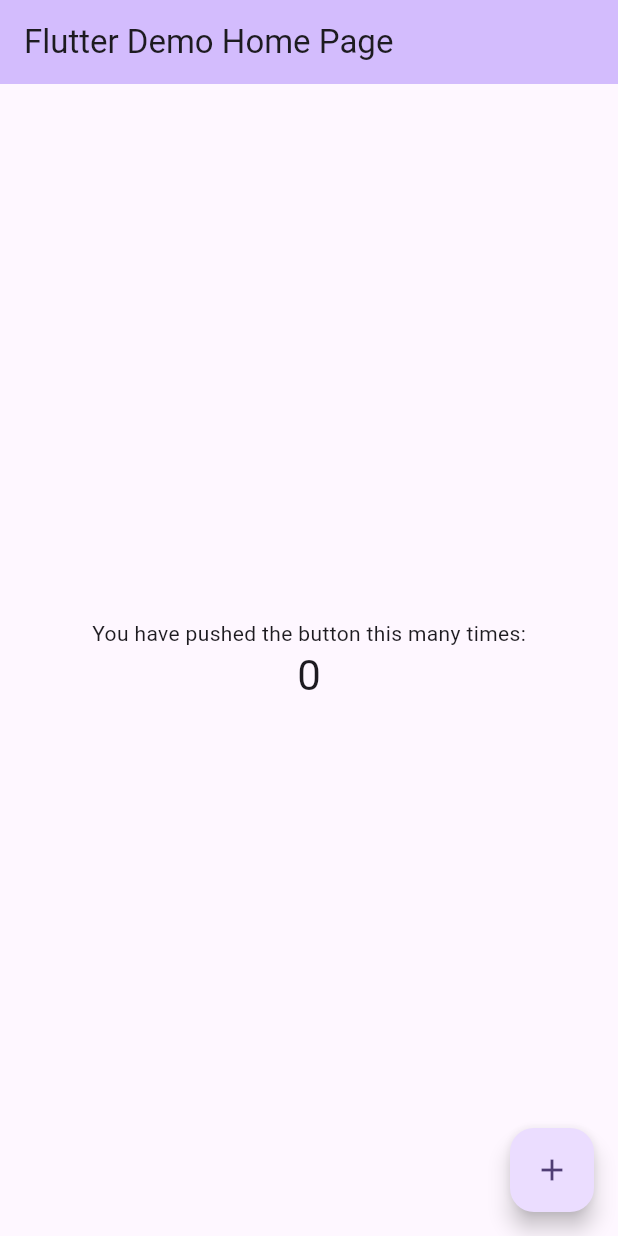
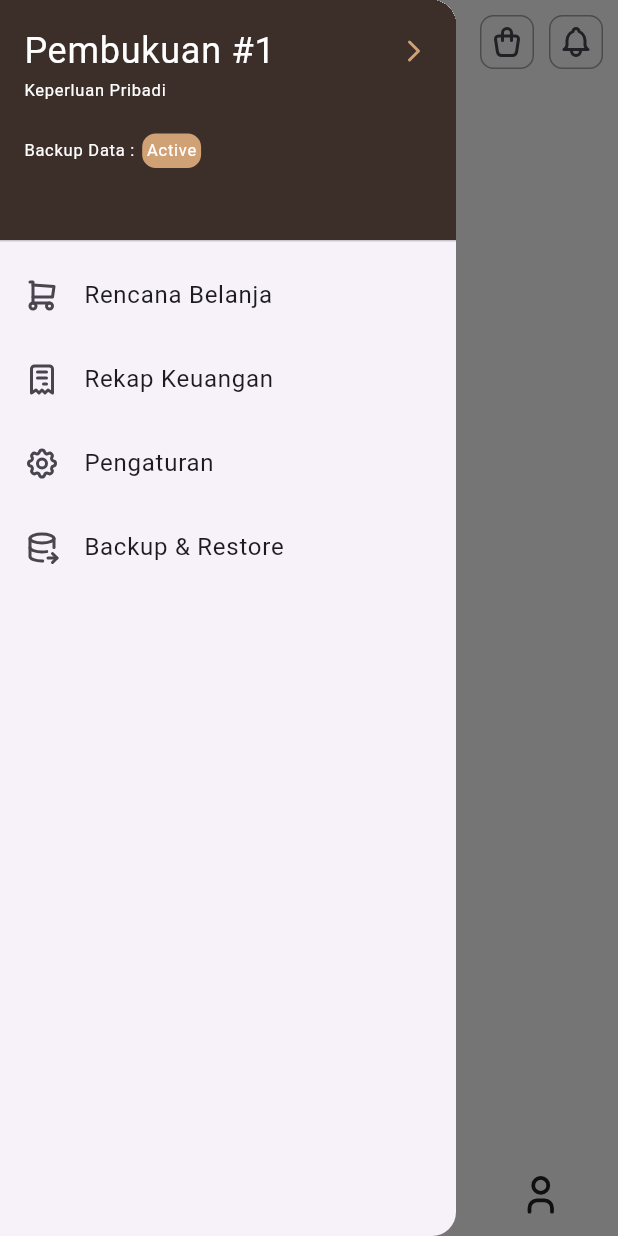
Before and after one commit to PemrogramanMobileKelompok1/MinimalEcommerce, a Flutter app: the screen it shows after launch, with the side drawer open (before the commit the screen has no drawer), on a phone screen of 412 x 824 dp. Run offline on Flutter 3.47's test engine with Material 3 defaults, Android fonts, the phone set to English and light mode, and no system bars; drawn by our look-alikes of curved_navigation_bar; our stand-ins replace flutter_tabler_icons; Roboto replaces fonts that are missing (JackInput, Sunfish).

Commit message:
struktur_code

```diff
--- /dev/null
+++ b/lib/CONFIGURATION/configuration.dart
@@ -0,0 +1,63 @@
+import 'dart:typed_data';
+import 'package:flutter/material.dart';
+import 'package:flutter/services.dart';
+import 'package:intl/intl.dart';
+
+class Warna {
+  /* static var BG = Color(0xFFf4f1e1); */
+  static var BG = Color(0xFFFFFFFF);
+  static var Primary = Color(0xFFD0A175);
+  static var PrimaryDark = Color(0xFFAD8764);
+  static var PrimaryHalf = Color.fromARGB(255, 215, 183, 153);
+  static var Secondary = Color(0xFFF1C27D);
+  static var TextBold = Color(0xFF3c2f2a);
+  static var TextNormal = Color(0xFF333333);
+  static var Success = Color(0xFF198754);
+  static var SuccessHalf = Color.fromARGB(135, 25, 135, 84);
+}
+
+formatRupiah(double nominal) {
+  double value = nominal;
+
+  // Create a NumberFormat instance for currency formatting in Indonesian Rupiah
+  NumberFormat rupiahFormat = NumberFormat.currency(
+    locale: 'id_ID',
+    symbol: 'Rp ',
+    decimalDigits: 0, // Display as whole numbers
+  );
+
+  String formattedValue = rupiahFormat.format(value);
+  return formattedValue;
+}
+
+Future<Uint8List> loadImageAsUint8List(String imagePath) async {
+  final ByteData data = await rootBundle.load(imagePath);
+  return data.buffer.asUint8List();
+}
+
+class ThousandsSeparatorInputFormatter extends TextInputFormatter {
+  @override
+  TextEditingValue formatEditUpdate(
+      TextEditingValue oldValue, TextEditingValue newValue) {
+    String newText = newValue.text.replaceAll('.', ''); // Hapus titik lama
+    String formattedText = _formatWithThousandsSeparator(newText);
+
+    return TextEditingValue(
+      text: formattedText,
+      selection: TextSelection.collapsed(offset: formattedText.length),
+    );
+  }
+
+  String _formatWithThousandsSeparator(String value) {
+    if (value.isEmpty) return '';
+    final buffer = StringBuffer();
+    int length = value.length;
+    for (int i = 0; i < length; i++) {
+      if ((length - i) % 3 == 0 && i != 0) {
+        buffer.write('.'); // Tambahkan titik sebelum 3 digit berikutnya
+      }
+      buffer.write(value[i]);
+    }
+    return buffer.toString();
+  }
+}
--- /dev/null
+++ b/lib/PAGES/Homepage.dart
@@ -0,0 +1,58 @@
+import 'package:flutter/material.dart';
+import 'package:minimalecommerce/CONFIGURATION/configuration.dart';
+import 'package:flutter_tabler_icons/flutter_tabler_icons.dart';
+
+class HomePage extends StatefulWidget {
+  @override
+  _HomePageState createState() => _HomePageState();
+}
+
+class _HomePageState extends State<HomePage> {
+  @override
+  Widget build(BuildContext context) {
+    return Scaffold(
+      backgroundColor: Warna.BG,
+      appBar: AppBar(
+        backgroundColor: Colors.white,
+        title: Row(
+          children: [
+            Text('Minimal Shop'),
+          ],
+        ),
+        actions: [
+          Container(
+            margin: EdgeInsets.all(5),
+            padding: EdgeInsets.all(5),
+            decoration: BoxDecoration(
+              color: Colors.white,
+              borderRadius: BorderRadius.circular(9),
+              border: Border.all(
+                  color: const Color.fromARGB(221, 151, 151, 151), width: 1),
+            ),
+            child: Icon(
+              TablerIcons.shopping_bag,
+            ),
+          ),
+          Container(
+            margin: EdgeInsets.all(5),
+            padding: EdgeInsets.all(5),
+            decoration: BoxDecoration(
+              color: Colors.white,
+              borderRadius: BorderRadius.circular(9),
+              border: Border.all(
+                  color: const Color.fromARGB(221, 151, 151, 151), width: 1),
+            ),
+            child: Icon(
+              TablerIcons.bell,
+            ),
+          ),
+          SizedBox(
+            width: 5,
+          ),
+        ],
+      ),
+      drawer: Drawer(),
+      body: Text(''),
+    );
+  }
+}
--- a/lib/main.dart
+++ b/lib/main.dart
@@ -1,4 +1,8 @@
 import 'package:flutter/material.dart';
+import 'package:curved_navigation_bar/curved_navigation_bar.dart';
+import 'package:flutter_tabler_icons/flutter_tabler_icons.dart';
+import 'package:minimalecommerce/CONFIGURATION/configuration.dart';
+import 'package:minimalecommerce/PAGES/Homepage.dart';
 
 void main() {
   runApp(const MyApp());
@@ -7,119 +11,175 @@
 class MyApp extends StatelessWidget {
   const MyApp({super.key});
 
-  // This widget is the root of your application.
   @override
   Widget build(BuildContext context) {
     return MaterialApp(
-      title: 'Flutter Demo',
+      title: 'CASH FLOW',
       theme: ThemeData(
-        // This is the theme of your application.
-        //
-        // TRY THIS: Try running your application with "flutter run". You'll see
-        // the application has a purple toolbar. Then, without quitting the app,
-        // try changing the seedColor in the colorScheme below to Colors.green
-        // and then invoke "hot reload" (save your changes or press the "hot
-        // reload" button in a Flutter-supported IDE, or press "r" if you used
-        // the command line to start the app).
-        //
-        // Notice that the counter didn't reset back to zero; the application
-        // state is not lost during the reload. To reset the state, use hot
-        // restart instead.
-        //
-        // This works for code too, not just values: Most code changes can be
-        // tested with just a hot reload.
-        colorScheme: ColorScheme.fromSeed(seedColor: Colors.deepPurple),
-        useMaterial3: true,
+        primarySwatch: Colors.blue,
       ),
-      home: const MyHomePage(title: 'Flutter Demo Home Page'),
+      debugShowCheckedModeBanner: false,
+      home: const MainPage(),
     );
   }
 }
 
-class MyHomePage extends StatefulWidget {
-  const MyHomePage({super.key, required this.title});
-
-  // This widget is the home page of your application. It is stateful, meaning
-  // that it has a State object (defined below) that contains fields that affect
-  // how it looks.
-
-  // This class is the configuration for the state. It holds the values (in this
-  // case the title) provided by the parent (in this case the App widget) and
-  // used by the build method of the State. Fields in a Widget subclass are
-  // always marked "final".
-
-  final String title;
+class MainPage extends StatefulWidget {
+  const MainPage({super.key});
 
   @override
-  State<MyHomePage> createState() => _MyHomePageState();
+  _MainPageState createState() => _MainPageState();
 }
 
-class _MyHomePageState extends State<MyHomePage> {
-  int _counter = 0;
+class _MainPageState extends State<MainPage> {
+  int _currentIndex = 0;
 
-  void _incrementCounter() {
-    setState(() {
-      // This call to setState tells the Flutter framework that something has
-      // changed in this State, which causes it to rerun the build method below
-      // so that the display can reflect the updated values. If we changed
-      // _counter without calling setState(), then the build method would not be
-      // called again, and so nothing would appear to happen.
-      _counter++;
-    });
+  final List<Widget> _userPages = [
+    HomePage(), // Catatan
+    Placeholder(), // Laporan
+    Placeholder(), // Laporan
+    Placeholder(), // Profile
+  ];
+
+  List<Widget> _getPages() {
+    return _userPages;
   }
 
   @override
   Widget build(BuildContext context) {
-    // This method is rerun every time setState is called, for instance as done
-    // by the _incrementCounter method above.
-    //
-    // The Flutter framework has been optimized to make rerunning build methods
-    // fast, so that you can just rebuild anything that needs updating rather
-    // than having to individually change instances of widgets.
     return Scaffold(
-      appBar: AppBar(
-        // TRY THIS: Try changing the color here to a specific color (to
-        // Colors.amber, perhaps?) and trigger a hot reload to see the AppBar
-        // change color while the other colors stay the same.
-        backgroundColor: Theme.of(context).colorScheme.inversePrimary,
-        // Here we take the value from the MyHomePage object that was created by
-        // the App.build method, and use it to set our appbar title.
-        title: Text(widget.title),
-      ),
-      body: Center(
-        // Center is a layout widget. It takes a single child and positions it
-        // in the middle of the parent.
-        child: Column(
-          // Column is also a layout widget. It takes a list of children and
-          // arranges them vertically. By default, it sizes itself to fit its
-          // children horizontally, and tries to be as tall as its parent.
-          //
-          // Column has various properties to control how it sizes itself and
-          // how it positions its children. Here we use mainAxisAlignment to
-          // center the children vertically; the main axis here is the vertical
-          // axis because Columns are vertical (the cross axis would be
-          // horizontal).
-          //
-          // TRY THIS: Invoke "debug painting" (choose the "Toggle Debug Paint"
-          // action in the IDE, or press "p" in the console), to see the
-          // wireframe for each widget.
-          mainAxisAlignment: MainAxisAlignment.center,
-          children: <Widget>[
-            const Text(
-              'You have pushed the button this many times:',
+      drawer: Drawer(
+        child: ListView(
+          padding: EdgeInsets.zero,
+          children: [
+            DrawerHeader(
+              decoration: BoxDecoration(
+                color: Warna.TextBold, // Warna latar belakang header
+              ),
+              child: Column(
+                crossAxisAlignment: CrossAxisAlignment.start,
+                children: [
+                  Row(
+                    mainAxisAlignment: MainAxisAlignment.spaceBetween,
+                    children: [
+                      Text(
+                        'Pembukuan #1',
+                        style: TextStyle(
+                          color: Colors.white,
+                          fontSize: 24,
+                          fontFamily: 'Sunfish',
+                        ),
+                      ),
+                      Icon(
+                        TablerIcons.chevron_right,
+                        color: Warna.Primary,
+                      )
+                    ],
+                  ),
+                  Text(
+                    'Keperluan Pribadi',
+                    style: TextStyle(
+                      color: Colors.white,
+                      fontSize: 11,
+                      fontFamily: 'JackInput',
+                    ),
+                  ),
+                  SizedBox(
+                    height: 15,
+                  ),
+                  Row(
+                    children: [
+                      Text(
+                        'Backup Data :',
+                        style: TextStyle(
+                          color: Colors.white,
+                          fontSize: 11,
+                          fontFamily: 'JackInput',
+                        ),
+                      ),
+                      Container(
+                        margin: EdgeInsets.all(5),
+                        padding: EdgeInsets.all(3),
+                        decoration: BoxDecoration(
+                            color: Warna.Primary,
+                            borderRadius: BorderRadius.circular(9)),
+                        child: Text(
+                          'Active',
+                          style: TextStyle(
+                            color: Colors.white,
+                            fontSize: 11,
+                            fontFamily: 'JackInput',
+                          ),
+                        ),
+                      ),
+                    ],
+                  )
+                ],
+              ),
             ),
-            Text(
-              '$_counter',
-              style: Theme.of(context).textTheme.headlineMedium,
+            ListTile(
+              leading: Icon(TablerIcons.shopping_cart),
+              title: Text(
+                'Rencana Belanja',
+                style: TextStyle(fontFamily: 'JackInput'),
+              ),
+              onTap: () {
+                // Navigasi ke halaman Rencana Belanja
+              },
+            ),
+            ListTile(
+              leading: Icon(TablerIcons.receipt),
+              title: Text(
+                'Rekap Keuangan',
+                style: TextStyle(fontFamily: 'JackInput'),
+              ),
+              onTap: () {
+                // Navigasi ke halaman Rekap Keuangan
+              },
+            ),
+            ListTile(
+              leading: Icon(TablerIcons.settings),
+              title: Text(
+                'Pengaturan',
+                style: TextStyle(fontFamily: 'JackInput'),
+              ),
+              onTap: () {
+                // Navigasi ke halaman Pengaturan
+              },
+            ),
+            ListTile(
+              leading: Icon(TablerIcons.database_export),
+              title: Text(
+                'Backup & Restore',
+                style: TextStyle(fontFamily: 'JackInput'),
+              ),
+              onTap: () {
+                // Navigasi ke halaman Backup & Restore
+              },
             ),
           ],
         ),
       ),
-      floatingActionButton: FloatingActionButton(
-        onPressed: _incrementCounter,
-        tooltip: 'Increment',
-        child: const Icon(Icons.add),
-      ), // This trailing comma makes auto-formatting nicer for build methods.
+      body: _getPages()[_currentIndex],
+      bottomNavigationBar: CurvedNavigationBar(
+        index: _currentIndex,
+        backgroundColor: Warna.BG,
+        color: Colors.white,
+        buttonBackgroundColor: Colors.white,
+        height: 65.0,
+        animationDuration: const Duration(milliseconds: 300),
+        onTap: (index) {
+          setState(() {
+            _currentIndex = index; // Change the page when an item is tapped
+          });
+        },
+        items: const <Widget>[
+          Icon(TablerIcons.notes, size: 30), // Catatan
+          Icon(TablerIcons.chart_pie, size: 30), // Grafi
+          Icon(TablerIcons.report, size: 30), // Laporan
+          Icon(TablerIcons.user, size: 30), // Profile
+        ],
+      ),
     );
   }
 }
--- a/pubspec.yaml
+++ b/pubspec.yaml
@@ -35,6 +35,9 @@ dependencies:
   # The following adds the Cupertino Icons font to your application.
   # Use with the CupertinoIcons class for iOS style icons.
   cupertino_icons: ^1.0.8
+  intl: ^0.20.1
+  curved_navigation_bar: ^1.0.6
+  flutter_tabler_icons: ^1.43.0
 
 dev_dependencies:
   flutter_test:
```
Also changed, not shown: pubspec.lock.
